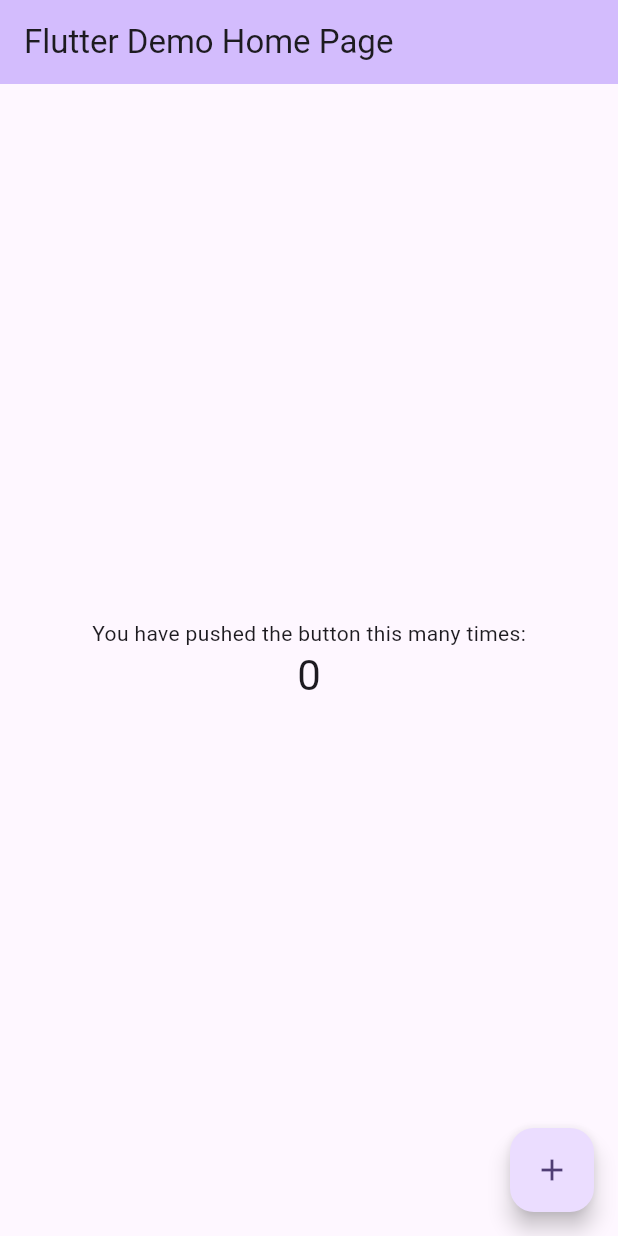
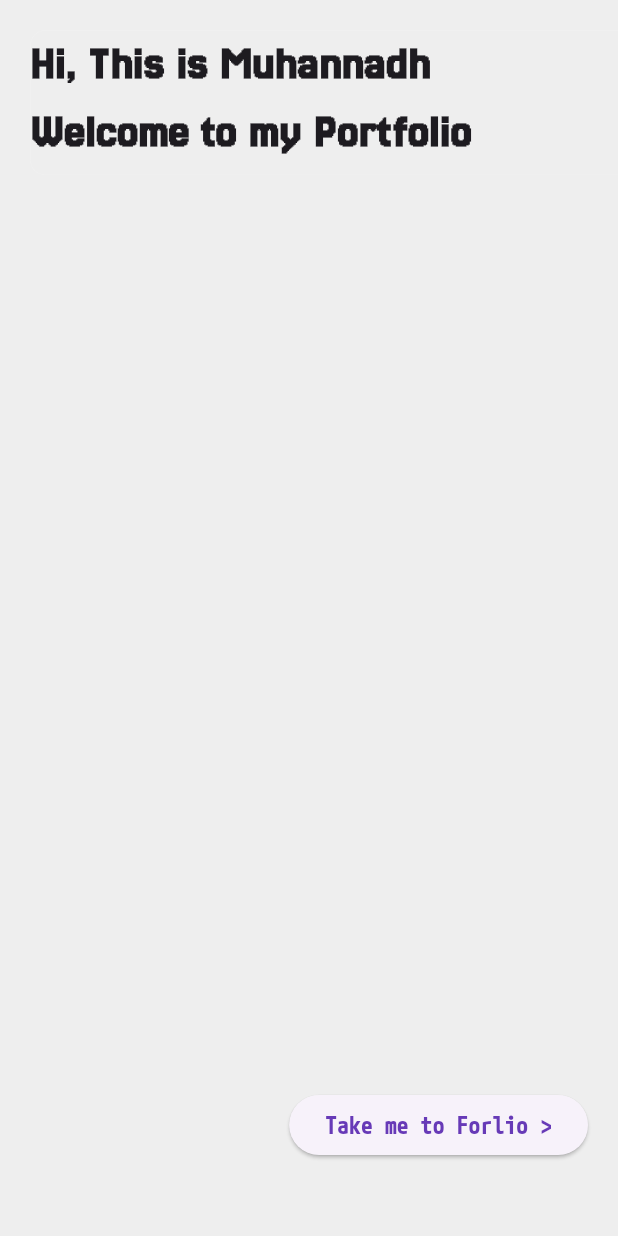
Before and after one commit to mrmuhannadh/my_portfolio, a Flutter app: the screen it shows after launch, on a phone screen of 412 x 824 dp. Run offline on Flutter 3.47's test engine with Material 3 defaults, Android fonts, the phone set to English and light mode, and no system bars; drawn by our look-alikes of glassmorphism_ui; our stand-ins replace flutter_screenutil, page_transition; missing offline and left inert: model_viewer_plus.

Commit message:
created screens

```diff
--- /dev/null
+++ b/lib/core/utils/AppImages.dart
@@ -0,0 +1,6 @@
+class AppImages {
+  static const avatar = 'images/GLB/avatar.glb';
+  static const startObj = 'images/OBJ/anim.obj';
+  static const drawerButton = 'images/GIF/menu_button.gif';
+  static const app_bar_bg = 'images/PNG/app_bar_bg.png';
+}
--- /dev/null
+++ b/lib/core/utils/AppStrings.dart
@@ -0,0 +1,34 @@
+class AppStrings {
+  //main
+  static const String appTitle = "Muhannadh - Portfolio";
+
+  //Landing page
+  static const String landingPageButton = "Take me to Forlio >";
+  static const String landingPageText =
+      "Hi, This is Muhannadh\nWelcome to my Portfolio";
+
+  //Navigation
+  static const String dashboardScreenRoute = "dashboardScreenRoute";
+  static const String educationScreenRoute = "educationScreenRoute";
+  static const String experienceScreenRoute = "experienceScreenRoute";
+
+  static const String appName = "STA";
+  static const String addNewButton = "Add New Data";
+  static const String checkMyVehicle = "Check My Vehicle";
+
+  //Add New Screen
+  static const String selectYourVehicleType = "Select Your Vehicle Type";
+
+  //Dashboard
+  static const String profileTile = "Personal Details";
+  static const String greeting = "Hi";
+  static const String i_am = "I am Muhannadh";
+
+  //Education
+  static const String educationTitle = "Education Details";
+  static const String education = "Education";
+
+  //Experience
+  static const String experienceTitle = "Experience Details";
+  static const String experience = "Experience";
+}
--- /dev/null
+++ b/lib/core/utils/AppStyles.dart
@@ -0,0 +1,45 @@
+import 'package:flutter/material.dart';
+import 'package:flutter_screenutil/flutter_screenutil.dart';
+
+class AppStyles {
+  static TextStyle landingScreenViewTextStyle() {
+    return TextStyle(
+      fontFamily: 'Jersey',
+      fontWeight: FontWeight.bold,
+      fontSize: 30.sp,
+    );
+  }
+
+  static TextStyle landingButtonTextStyle() {
+    return TextStyle(
+      fontFamily: 'MPLUSCodeLatin',
+      fontWeight: FontWeight.bold,
+      fontSize: 15.sp,
+      color: Colors.deepPurple,
+    );
+  }
+
+  static TextStyle dashboardViewTextStyle() {
+    return TextStyle(
+      fontFamily: 'Inter',
+      fontSize: 28.sp,
+      fontWeight: FontWeight.w500,
+      color: Colors.white,
+    );
+  }
+
+  static TextStyle personalDetailsTextStyle({required double fontSize}) {
+    return TextStyle(
+      fontFamily: 'Inter',
+      color: Colors.black,
+      fontSize: fontSize,
+    );
+  }
+
+  static TextStyle drawerStyles() {
+    return const TextStyle(
+      fontFamily: 'Inter',
+      color: Colors.white,
+    );
+  }
+}
--- /dev/null
+++ b/lib/feature/presentation/views/landing_screen/landing_screen_view.dart
@@ -0,0 +1,74 @@
+import 'package:flutter/cupertino.dart';
+import 'package:flutter/material.dart';
+import 'package:flutter_screenutil/flutter_screenutil.dart';
+import 'package:glassmorphism_ui/glassmorphism_ui.dart';
+import 'package:model_viewer_plus/model_viewer_plus.dart';
+import 'package:my_portfolio/core/utils/AppImages.dart';
+import 'package:my_portfolio/core/utils/AppStrings.dart';
+import 'package:my_portfolio/core/utils/AppStyles.dart';
+
+class LandingScreen extends StatefulWidget {
+  const LandingScreen({super.key});
+
+  @override
+  State<LandingScreen> createState() => _LandingScreenState();
+}
+
+class _LandingScreenState extends State<LandingScreen> {
+  @override
+  Widget build(BuildContext context) {
+    return SafeArea(
+      child: Scaffold(
+          backgroundColor: const Color.fromARGB(0xFF, 0xEE, 0xEE, 0xEE),
+          body: Stack(
+            children: [
+              // Center(
+              //   child: GestureDetector(
+              //     onTap: () {},
+              //     child: SizedBox(
+              //       height: 600.h,
+              //       child: const ModelViewer(
+              //         src: AppImages.avatar,
+              //         alt: 'A 3D model of a avatar',
+              //         ar: true,
+              //         autoPlay: true,
+              //         autoRotate: false,
+              //         disableZoom: false,
+              //         cameraControls: true,
+              //       ),
+              //     ),
+              //   ),
+              // ),
+              Positioned(
+                top: 20,
+                left: 20,
+                child: GlassContainer(
+                  height: 100.h,
+                  width: 700.w,
+                  blur: 4,
+                  child: Text(
+                    AppStrings.landingPageText,
+                    textAlign: TextAlign.left,
+                    style: AppStyles.landingScreenViewTextStyle(),
+                  ),
+                ),
+              ),
+              Positioned(
+                bottom: 50,
+                right: 20,
+                child: ElevatedButton(
+                  onPressed: () {
+                    Navigator.pushNamed(
+                        context, AppStrings.dashboardScreenRoute);
+                  },
+                  child: Text(
+                    AppStrings.landingPageButton,
+                    style: AppStyles.landingButtonTextStyle(),
+                  ),
+                ),
+              ),
+            ],
+          )),
+    );
+  }
+}
--- /dev/null
+++ b/lib/feature/presentation/views/sample.dart
@@ -0,0 +1,12 @@
+import 'package:flutter/material.dart';
+
+class MyApp extends StatelessWidget {
+  const MyApp({super.key});
+
+  @override
+  Widget build(BuildContext context) {
+    return Scaffold(
+      appBar: AppBar(title: const Text('Model Viewer')),
+    );
+  }
+}
--- a/lib/main.dart
+++ b/lib/main.dart
@@ -1,4 +1,8 @@
 import 'package:flutter/material.dart';
+import 'package:flutter_screenutil/flutter_screenutil.dart';
+import 'package:my_portfolio/core/utils/AppNavigation.dart';
+import 'package:my_portfolio/core/utils/AppStrings.dart';
+import 'package:my_portfolio/feature/presentation/views/landing_screen/landing_screen_view.dart';
 
 void main() {
   runApp(const MyApp());
@@ -7,119 +11,16 @@
 class MyApp extends StatelessWidget {
   const MyApp({super.key});
 
-  // This widget is the root of your application.
   @override
   Widget build(BuildContext context) {
-    return MaterialApp(
-      title: 'Flutter Demo',
-      theme: ThemeData(
-        // This is the theme of your application.
-        //
-        // TRY THIS: Try running your application with "flutter run". You'll see
-        // the application has a purple toolbar. Then, without quitting the app,
-        // try changing the seedColor in the colorScheme below to Colors.green
-        // and then invoke "hot reload" (save your changes or press the "hot
-        // reload" button in a Flutter-supported IDE, or press "r" if you used
-        // the command line to start the app).
-        //
-        // Notice that the counter didn't reset back to zero; the application
-        // state is not lost during the reload. To reset the state, use hot
-        // restart instead.
-        //
-        // This works for code too, not just values: Most code changes can be
-        // tested with just a hot reload.
-        colorScheme: ColorScheme.fromSeed(seedColor: Colors.deepPurple),
-        useMaterial3: true,
+    return const ScreenUtilInit(
+      designSize: Size(393, 851),
+      child: MaterialApp(
+        onGenerateRoute: RouteGenerator.generateRoute,
+        debugShowCheckedModeBanner: false,
+        title: "Muhannadh - Portfolio",
+        home: LandingScreen(),
       ),
-      home: const MyHomePage(title: 'Flutter Demo Home Page'),
     );
   }
 }
-
-class MyHomePage extends StatefulWidget {
-  const MyHomePage({super.key, required this.title});
-
-  // This widget is the home page of your application. It is stateful, meaning
-  // that it has a State object (defined below) that contains fields that affect
-  // how it looks.
-
-  // This class is the configuration for the state. It holds the values (in this
-  // case the title) provided by the parent (in this case the App widget) and
-  // used by the build method of the State. Fields in a Widget subclass are
-  // always marked "final".
-
-  final String title;
-
-  @override
-  State<MyHomePage> createState() => _MyHomePageState();
-}
-
-class _MyHomePageState extends State<MyHomePage> {
-  int _counter = 0;
-
-  void _incrementCounter() {
-    setState(() {
-      // This call to setState tells the Flutter framework that something has
-      // changed in this State, which causes it to rerun the build method below
-      // so that the display can reflect the updated values. If we changed
-      // _counter without calling setState(), then the build method would not be
-      // called again, and so nothing would appear to happen.
-      _counter++;
-    });
-  }
-
-  @override
-  Widget build(BuildContext context) {
-    // This method is rerun every time setState is called, for instance as done
-    // by the _incrementCounter method above.
-    //
-    // The Flutter framework has been optimized to make rerunning build methods
-    // fast, so that you can just rebuild anything that needs updating rather
-    // than having to individually change instances of widgets.
-    return Scaffold(
-      appBar: AppBar(
-        // TRY THIS: Try changing the color here to a specific color (to
-        // Colors.amber, perhaps?) and trigger a hot reload to see the AppBar
-        // change color while the other colors stay the same.
-        backgroundColor: Theme.of(context).colorScheme.inversePrimary,
-        // Here we take the value from the MyHomePage object that was created by
-        // the App.build method, and use it to set our appbar title.
-        title: Text(widget.title),
-      ),
-      body: Center(
-        // Center is a layout widget. It takes a single child and positions it
-        // in the middle of the parent.
-        child: Column(
-          // Column is also a layout widget. It takes a list of children and
-          // arranges them vertically. By default, it sizes itself to fit its
-          // children horizontally, and tries to be as tall as its parent.
-          //
-          // Column has various properties to control how it sizes itself and
-          // how it positions its children. Here we use mainAxisAlignment to
-          // center the children vertically; the main axis here is the vertical
-          // axis because Columns are vertical (the cross axis would be
-          // horizontal).
-          //
-          // TRY THIS: Invoke "debug painting" (choose the "Toggle Debug Paint"
-          // action in the IDE, or press "p" in the console), to see the
-          // wireframe for each widget.
-          mainAxisAlignment: MainAxisAlignment.center,
-          children: <Widget>[
-            const Text(
-              'You have pushed the button this many times:',
-            ),
-            Text(
-              '$_counter',
-              style: Theme.of(context).textTheme.headlineMedium,
-            ),
-          ],
-        ),
-      ),
-      floatingActionButton: FloatingActionButton(
-        onPressed: _incrementCounter,
-        tooltip: 'Increment',
-        child: const Icon(Icons.add),
-      ), // This trailing comma makes auto-formatting nicer for build methods.
-    );
-  }
-}
```
Also changed, not shown: lib/core/utils/AppNavigation.dart (added, +36 -0 lines), lib/feature/presentation/common/common_app_bar.dart (added, +47 -0 lines), lib/feature/presentation/common/common_app_drawer.dart (added, +96 -0 lines), lib/feature/presentation/views/dashboard_screen/dashboard_screen_view.dart (added, +48 -0 lines), lib/feature/presentation/views/education_screen/education_screen_view.dart (added, +26 -0 lines), lib/feature/presentation/views/experience_screen/experience_screen_view.dart (added, +25 -0 lines), pubspec.yaml (+15 -9 lines), fonts/Jersey25-Regular.ttf (added), fonts/MPLUSCodeLatin-VariableFont_wdth,wght.ttf (added), images/GIF/menu_button.gif (added), images/PNG/app_bar_bg.png (added), images/PNG/menu_button.png (added), 4 other files.
